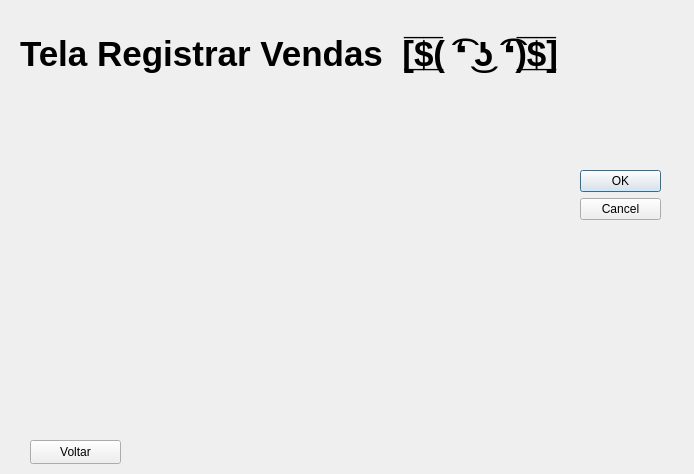
Before: the Qt Designer form telaresgistrovendas.ui in EduardoHaagP/ProjetoPOO, drawn with Qt 5.
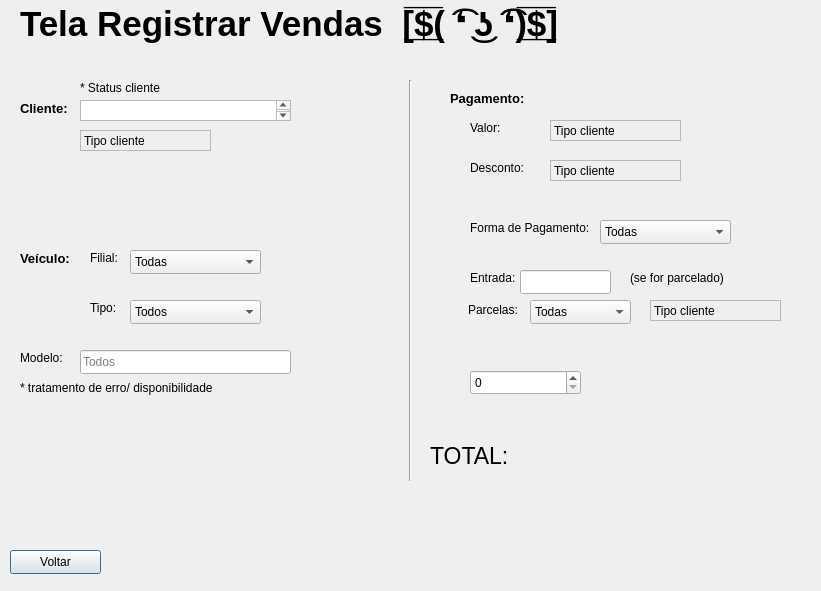
After: the same form once the commit is applied.

Commit message: Layout Base Registrar Vendas

The edit to the form file:
```diff
--- a/telaresgistrovendas.ui
+++ b/telaresgistrovendas.ui
@@ -6,34 +6,18 @@
    <rect>
     <x>0</x>
     <y>0</y>
-    <width>694</width>
-    <height>474</height>
+    <width>821</width>
+    <height>591</height>
    </rect>
   </property>
   <property name="windowTitle">
    <string>Dialog</string>
   </property>
-  <widget class="QDialogButtonBox" name="buttonBox">
-   <property name="geometry">
-    <rect>
-     <x>580</x>
-     <y>170</y>
-     <width>81</width>
-     <height>241</height>
-    </rect>
-   </property>
-   <property name="orientation">
-    <enum>Qt::Vertical</enum>
-   </property>
-   <property name="standardButtons">
-    <set>QDialogButtonBox::Cancel|QDialogButtonBox::Ok</set>
-   </property>
-  </widget>
   <widget class="QLabel" name="txt">
    <property name="geometry">
     <rect>
      <x>20</x>
-     <y>30</y>
+     <y>0</y>
      <width>611</width>
      <height>47</height>
     </rect>
@@ -51,8 +35,8 @@
   <widget class="QPushButton" name="botVoltar">
    <property name="geometry">
     <rect>
-     <x>30</x>
-     <y>440</y>
+     <x>10</x>
+     <y>550</y>
      <width>91</width>
      <height>24</height>
     </rect>
@@ -61,6 +45,477 @@
     <string>Voltar</string>
    </property>
   </widget>
+  <widget class="QLabel" name="label">
+   <property name="geometry">
+    <rect>
+     <x>20</x>
+     <y>100</y>
+     <width>49</width>
+     <height>16</height>
+    </rect>
+   </property>
+   <property name="font">
+    <font>
+     <pointsize>10</pointsize>
+     <bold>true</bold>
+    </font>
+   </property>
+   <property name="text">
+    <string>Cliente:</string>
+   </property>
+  </widget>
+  <widget class="QTextBrowser" name="textBrowser">
+   <property name="geometry">
+    <rect>
+     <x>80</x>
+     <y>100</y>
+     <width>211</width>
+     <height>21</height>
+    </rect>
+   </property>
+  </widget>
+  <widget class="QLabel" name="label_2">
+   <property name="geometry">
+    <rect>
+     <x>80</x>
+     <y>80</y>
+     <width>121</width>
+     <height>16</height>
+    </rect>
+   </property>
+   <property name="text">
+    <string>* Status cliente</string>
+   </property>
+  </widget>
+  <widget class="QLabel" name="label_3">
+   <property name="geometry">
+    <rect>
+     <x>80</x>
+     <y>130</y>
+     <width>131</width>
+     <height>21</height>
+    </rect>
+   </property>
+   <property name="frameShape">
+    <enum>QFrame::StyledPanel</enum>
+   </property>
+   <property name="frameShadow">
+    <enum>QFrame::Sunken</enum>
+   </property>
+   <property name="text">
+    <string>Tipo cliente</string>
+   </property>
+  </widget>
+  <widget class="Line" name="line">
+   <property name="geometry">
+    <rect>
+     <x>390</x>
+     <y>80</y>
+     <width>41</width>
+     <height>401</height>
+    </rect>
+   </property>
+   <property name="orientation">
+    <enum>Qt::Vertical</enum>
+   </property>
+  </widget>
+  <widget class="QLabel" name="label_4">
+   <property name="geometry">
+    <rect>
+     <x>20</x>
+     <y>250</y>
+     <width>61</width>
+     <height>16</height>
+    </rect>
+   </property>
+   <property name="font">
+    <font>
+     <pointsize>10</pointsize>
+     <bold>true</bold>
+    </font>
+   </property>
+   <property name="text">
+    <string>Veículo:</string>
+   </property>
+  </widget>
+  <widget class="QComboBox" name="inpFilial">
+   <property name="geometry">
+    <rect>
+     <x>130</x>
+     <y>250</y>
+     <width>131</width>
+     <height>24</height>
+    </rect>
+   </property>
+   <item>
+    <property name="text">
+     <string>Todas</string>
+    </property>
+   </item>
+   <item>
+    <property name="text">
+     <string>Londrina</string>
+    </property>
+   </item>
+   <item>
+    <property name="text">
+     <string>Maringá</string>
+    </property>
+   </item>
+   <item>
+    <property name="text">
+     <string>Curitiba</string>
+    </property>
+   </item>
+  </widget>
+  <widget class="QLabel" name="txtTipo">
+   <property name="geometry">
+    <rect>
+     <x>90</x>
+     <y>300</y>
+     <width>49</width>
+     <height>16</height>
+    </rect>
+   </property>
+   <property name="text">
+    <string>Tipo:</string>
+   </property>
+  </widget>
+  <widget class="QLabel" name="txtFilial">
+   <property name="geometry">
+    <rect>
+     <x>90</x>
+     <y>250</y>
+     <width>49</width>
+     <height>16</height>
+    </rect>
+   </property>
+   <property name="text">
+    <string>Filial:</string>
+   </property>
+  </widget>
+  <widget class="QComboBox" name="inpTipo">
+   <property name="geometry">
+    <rect>
+     <x>130</x>
+     <y>300</y>
+     <width>131</width>
+     <height>24</height>
+    </rect>
+   </property>
+   <item>
+    <property name="text">
+     <string>Todos</string>
+    </property>
+   </item>
+   <item>
+    <property name="text">
+     <string>Carro</string>
+    </property>
+   </item>
+   <item>
+    <property name="text">
+     <string>Moto</string>
+    </property>
+   </item>
+  </widget>
+  <widget class="QLineEdit" name="inpModelo">
+   <property name="geometry">
+    <rect>
+     <x>80</x>
+     <y>350</y>
+     <width>211</width>
+     <height>24</height>
+    </rect>
+   </property>
+   <property name="inputMask">
+    <string/>
+   </property>
+   <property name="text">
+    <string/>
+   </property>
+   <property name="placeholderText">
+    <string>Todos</string>
+   </property>
+  </widget>
+  <widget class="QLabel" name="txtModelo">
+   <property name="geometry">
+    <rect>
+     <x>20</x>
+     <y>350</y>
+     <width>49</width>
+     <height>16</height>
+    </rect>
+   </property>
+   <property name="text">
+    <string>Modelo:</string>
+   </property>
+  </widget>
+  <widget class="QLabel" name="label_5">
+   <property name="geometry">
+    <rect>
+     <x>20</x>
+     <y>380</y>
+     <width>291</width>
+     <height>16</height>
+    </rect>
+   </property>
+   <property name="text">
+    <string>* tratamento de erro/ disponibilidade</string>
+   </property>
+  </widget>
+  <widget class="QLabel" name="label_6">
+   <property name="geometry">
+    <rect>
+     <x>450</x>
+     <y>90</y>
+     <width>111</width>
+     <height>16</height>
+    </rect>
+   </property>
+   <property name="font">
+    <font>
+     <pointsize>10</pointsize>
+     <bold>true</bold>
+    </font>
+   </property>
+   <property name="text">
+    <string>Pagamento:</string>
+   </property>
+  </widget>
+  <widget class="QLabel" name="label_7">
+   <property name="geometry">
+    <rect>
+     <x>470</x>
+     <y>160</y>
+     <width>61</width>
+     <height>16</height>
+    </rect>
+   </property>
+   <property name="text">
+    <string>Desconto:</string>
+   </property>
+  </widget>
+  <widget class="QLabel" name="label_8">
+   <property name="geometry">
+    <rect>
+     <x>550</x>
+     <y>160</y>
+     <width>131</width>
+     <height>21</height>
+    </rect>
+   </property>
+   <property name="frameShape">
+    <enum>QFrame::StyledPanel</enum>
+   </property>
+   <property name="frameShadow">
+    <enum>QFrame::Sunken</enum>
+   </property>
+   <property name="text">
+    <string>Tipo cliente</string>
+   </property>
+  </widget>
+  <widget class="QLabel" name="label_9">
+   <property name="geometry">
+    <rect>
+     <x>550</x>
+     <y>120</y>
+     <width>131</width>
+     <height>21</height>
+    </rect>
+   </property>
+   <property name="frameShape">
+    <enum>QFrame::StyledPanel</enum>
+   </property>
+   <property name="frameShadow">
+    <enum>QFrame::Sunken</enum>
+   </property>
+   <property name="text">
+    <string>Tipo cliente</string>
+   </property>
+  </widget>
+  <widget class="QLabel" name="label_10">
+   <property name="geometry">
+    <rect>
+     <x>470</x>
+     <y>120</y>
+     <width>61</width>
+     <height>16</height>
+    </rect>
+   </property>
+   <property name="text">
+    <string>Valor:</string>
+   </property>
+  </widget>
+  <widget class="QLabel" name="label_11">
+   <property name="geometry">
+    <rect>
+     <x>470</x>
+     <y>220</y>
+     <width>131</width>
+     <height>16</height>
+    </rect>
+   </property>
+   <property name="text">
+    <string>Forma de Pagamento:</string>
+   </property>
+  </widget>
+  <widget class="QComboBox" name="inpFilial_2">
+   <property name="geometry">
+    <rect>
+     <x>600</x>
+     <y>220</y>
+     <width>131</width>
+     <height>24</height>
+    </rect>
+   </property>
+   <item>
+    <property name="text">
+     <string>Todas</string>
+    </property>
+   </item>
+   <item>
+    <property name="text">
+     <string>Londrina</string>
+    </property>
+   </item>
+   <item>
+    <property name="text">
+     <string>Maringá</string>
+    </property>
+   </item>
+   <item>
+    <property name="text">
+     <string>Curitiba</string>
+    </property>
+   </item>
+  </widget>
+  <widget class="QLabel" name="label_12">
+   <property name="geometry">
+    <rect>
+     <x>630</x>
+     <y>270</y>
+     <width>101</width>
+     <height>16</height>
+    </rect>
+   </property>
+   <property name="text">
+    <string>(se for parcelado)</string>
+   </property>
+  </widget>
+  <widget class="QLabel" name="label_13">
+   <property name="geometry">
+    <rect>
+     <x>470</x>
+     <y>270</y>
+     <width>49</width>
+     <height>16</height>
+    </rect>
+   </property>
+   <property name="text">
+    <string>Entrada:</string>
+   </property>
+  </widget>
+  <widget class="QLineEdit" name="lineEdit">
+   <property name="geometry">
+    <rect>
+     <x>520</x>
+     <y>270</y>
+     <width>91</width>
+     <height>24</height>
+    </rect>
+   </property>
+  </widget>
+  <widget class="QLabel" name="label_14">
+   <property name="geometry">
+    <rect>
+     <x>468</x>
+     <y>300</y>
+     <width>61</width>
+     <height>20</height>
+    </rect>
+   </property>
+   <property name="text">
+    <string>Parcelas:</string>
+   </property>
+  </widget>
+  <widget class="QComboBox" name="inpFilial_3">
+   <property name="geometry">
+    <rect>
+     <x>530</x>
+     <y>300</y>
+     <width>101</width>
+     <height>24</height>
+    </rect>
+   </property>
+   <item>
+    <property name="text">
+     <string>Todas</string>
+    </property>
+   </item>
+   <item>
+    <property name="text">
+     <string>Londrina</string>
+    </property>
+   </item>
+   <item>
+    <property name="text">
+     <string>Maringá</string>
+    </property>
+   </item>
+   <item>
+    <property name="text">
+     <string>Curitiba</string>
+    </property>
+   </item>
+  </widget>
+  <widget class="QSpinBox" name="spinBox">
+   <property name="geometry">
+    <rect>
+     <x>470</x>
+     <y>370</y>
+     <width>111</width>
+     <height>25</height>
+    </rect>
+   </property>
+  </widget>
+  <widget class="QLabel" name="label_15">
+   <property name="geometry">
+    <rect>
+     <x>430</x>
+     <y>440</y>
+     <width>81</width>
+     <height>31</height>
+    </rect>
+   </property>
+   <property name="font">
+    <font>
+     <pointsize>17</pointsize>
+    </font>
+   </property>
+   <property name="text">
+    <string>TOTAL:</string>
+   </property>
+  </widget>
+  <widget class="QLabel" name="label_16">
+   <property name="geometry">
+    <rect>
+     <x>650</x>
+     <y>300</y>
+     <width>131</width>
+     <height>21</height>
+    </rect>
+   </property>
+   <property name="frameShape">
+    <enum>QFrame::StyledPanel</enum>
+   </property>
+   <property name="frameShadow">
+    <enum>QFrame::Sunken</enum>
+   </property>
+   <property name="text">
+    <string>Tipo cliente</string>
+   </property>
+  </widget>
  </widget>
  <resources/>
  <connections>
```
Left out of the diff: 35 changed lines with no effect on the pictures. The commit also changes 3 other files.
